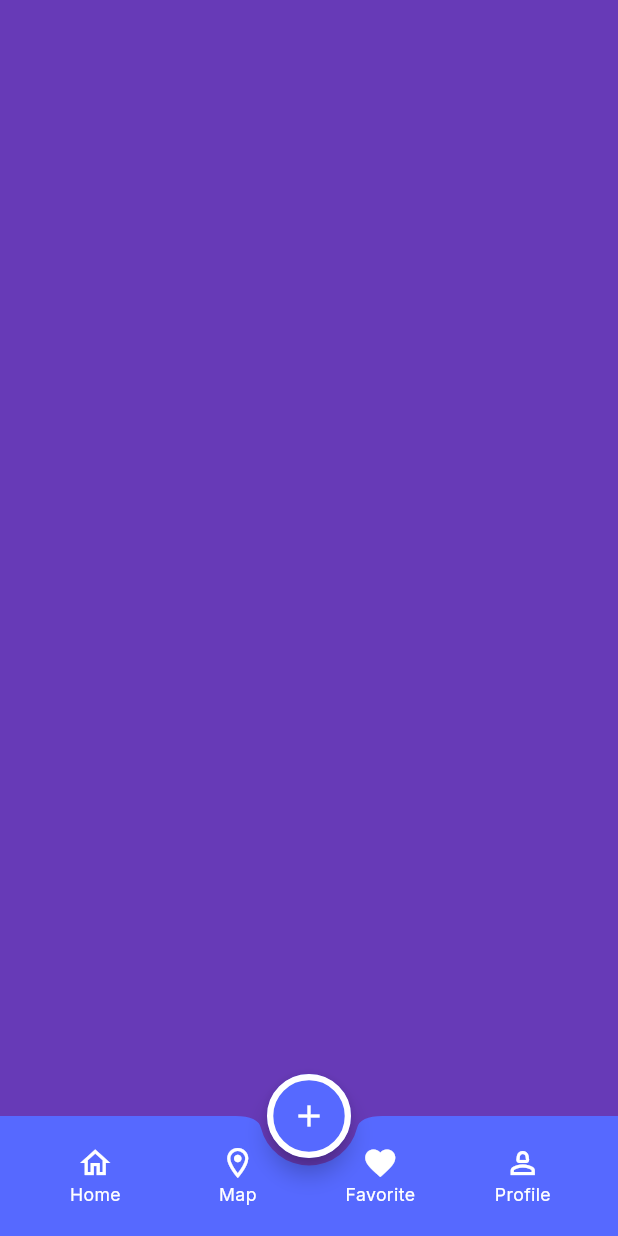
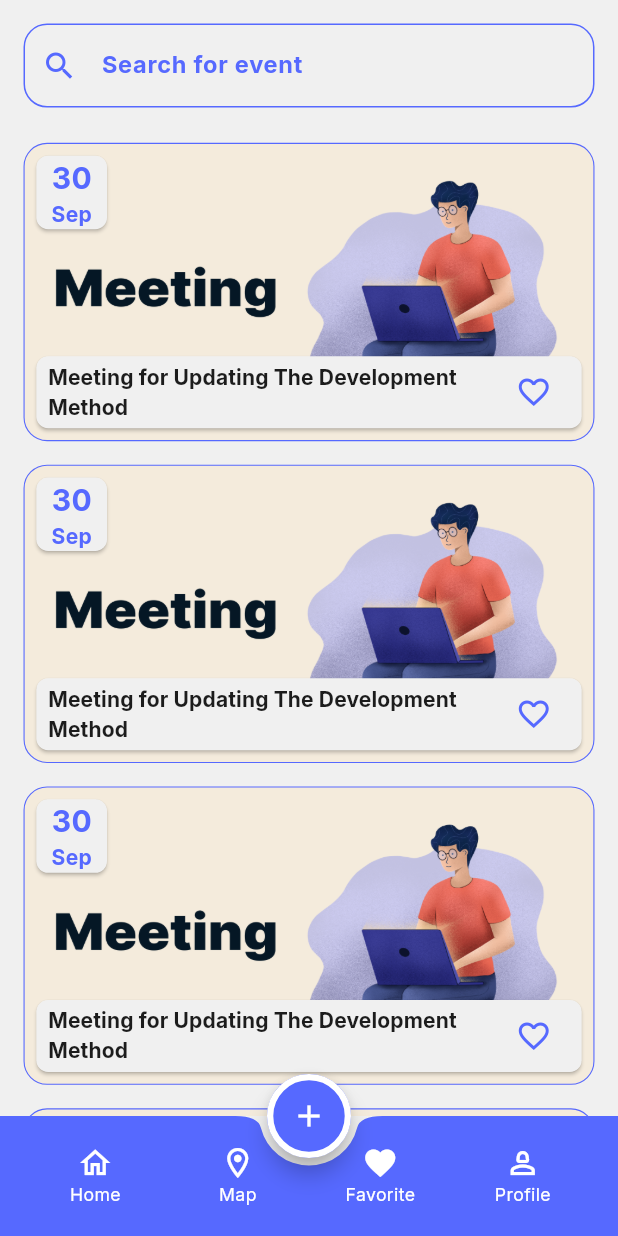
Before and after one commit to AlaaAlprol2003/Event_planning_app-flutter, a Flutter app: the screen it shows after launch, item 3 of the bottom bar chosen, on a phone screen of 412 x 824 dp. Run offline on Flutter 3.47's test engine with Material 3 defaults, Android fonts, the phone set to English and light mode, and no system bars; our stand-ins replace flutter_screenutil, google_fonts.

Commit message:
- Finished favorite fregment ui

```diff
--- a/lib/features/main_layout/favorite/favorite_fregment.dart
+++ b/lib/features/main_layout/favorite/favorite_fregment.dart
@@ -1,12 +1,58 @@
+import 'package:evently_app/core/resources/colors_manager.dart';
+import 'package:evently_app/core/widgets/event_item.dart';
+import 'package:evently_app/models/category_model.dart';
+import 'package:evently_app/models/event_model.dart';
 import 'package:flutter/material.dart';
+import 'package:flutter_screenutil/flutter_screenutil.dart';
+import 'package:google_fonts/google_fonts.dart';
 
 class FavoriteFregment extends StatelessWidget {
   const FavoriteFregment({super.key});
 
   @override
   Widget build(BuildContext context) {
-    return Container(
-      color: Colors.deepPurple,
+    return SafeArea(
+      child: Column(
+        children: [
+          Padding(
+            padding: REdgeInsets.symmetric(horizontal: 16.0, vertical: 16),
+            child: TextField(
+              style: TextStyle(fontSize: 14.sp,fontWeight: FontWeight.w500),
+              decoration: InputDecoration(
+                prefixIcon: Icon(Icons.search, color: ColorsManager.blue),
+                hintText: "Search for event",
+                hintStyle: GoogleFonts.inter(
+                  fontSize: 16.sp,
+                  fontWeight: FontWeight.bold,
+                  color: ColorsManager.blue,
+                ),
+                enabledBorder: OutlineInputBorder(
+                  borderRadius: BorderRadius.circular(16.r),
+                  borderSide: BorderSide(color: ColorsManager.blue),
+                ),
+                focusedBorder: OutlineInputBorder(
+                  borderRadius: BorderRadius.circular(16.r),
+                  borderSide: BorderSide(color: ColorsManager.blue),
+                ),
+              ),
+            ),
+          ),
+          Expanded(
+            child: ListView.builder(
+              itemCount: 20,
+              itemBuilder: (context, index) => EventItem(
+                event: EventModel(
+                  category: CategoryModel.tabBarItems[2],
+                  title: "Meeting for Updating The Development Method ",
+                  description: "Meeting for Updating The Development Method ",
+                  dateTime: DateTime.now(),
+                  timeOfDay: TimeOfDay.now(),
+                ),
+              ),
+            ),
+          ),
+        ],
+      ),
     );
   }
 }
```
